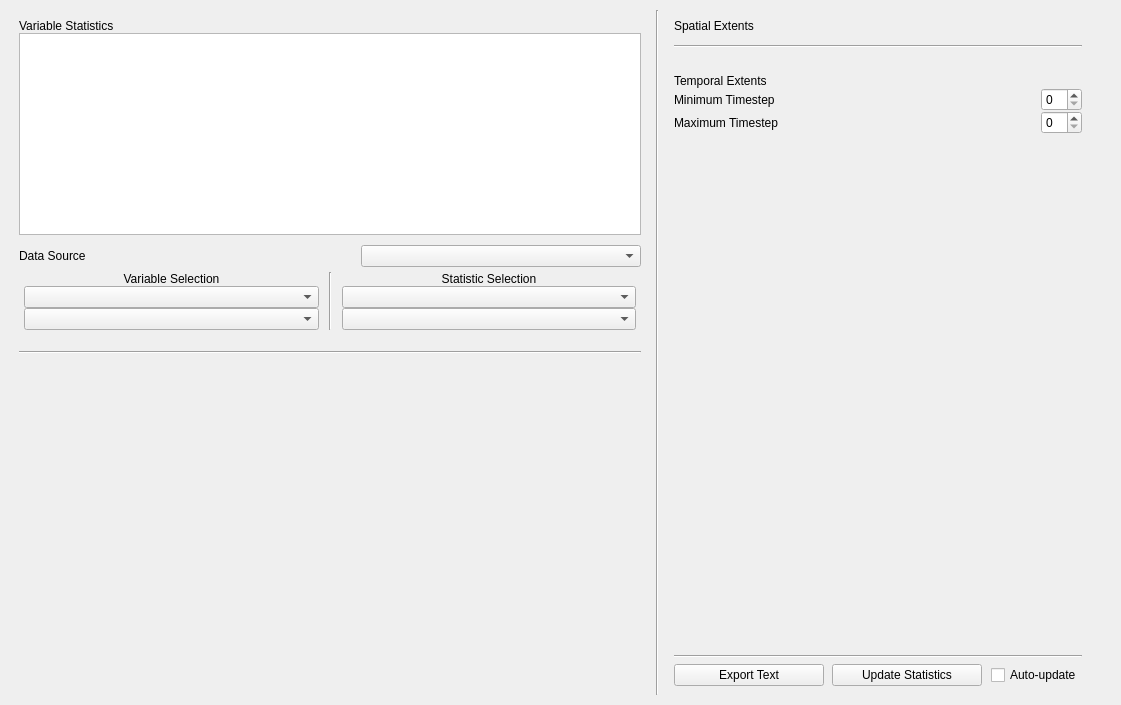
Before: the Qt Designer form apps/vaporgui/statsWindow.ui in StasJ/vapor-formatted, drawn with Qt 5.
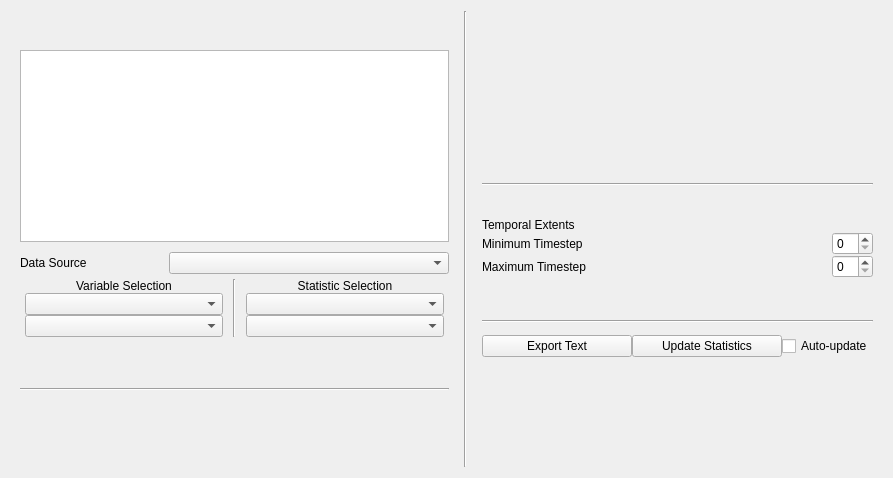
After: the same form once the commit is applied. Custom widgets are drawn as their Qt base class.

The edit to the form file:
```diff
--- a/apps/vaporgui/statsWindow.ui
+++ b/apps/vaporgui/statsWindow.ui
@@ -6,12 +6,12 @@
    <rect>
     <x>0</x>
     <y>0</y>
-    <width>1121</width>
-    <height>705</height>
+    <width>893</width>
+    <height>478</height>
    </rect>
   </property>
   <property name="sizePolicy">
-   <sizepolicy hsizetype="Preferred" vsizetype="Preferred">
+   <sizepolicy hsizetype="Preferred" vsizetype="Maximum">
     <horstretch>0</horstretch>
     <verstretch>0</verstretch>
    </sizepolicy>
@@ -19,18 +19,23 @@
   <property name="windowTitle">
    <string>Form</string>
   </property>
-  <widget class="QWidget" name="layoutWidget">
-   <property name="geometry">
-    <rect>
-     <x>10</x>
-     <y>10</y>
-     <width>1081</width>
-     <height>685</height>
-    </rect>
+  <layout class="QVBoxLayout" name="verticalLayout_3">
+   <property name="sizeConstraint">
+    <enum>QLayout::SetDefaultConstraint</enum>
    </property>
+   <item>
    <layout class="QHBoxLayout" name="horizontalLayout_12" stretch="3,0,2">
+     <property name="sizeConstraint">
+      <enum>QLayout::SetDefaultConstraint</enum>
+     </property>
     <item>
      <widget class="QWidget" name="widget_3" native="true">
+       <property name="sizePolicy">
+        <sizepolicy hsizetype="Preferred" vsizetype="Expanding">
+         <horstretch>0</horstretch>
+         <verstretch>0</verstretch>
+        </sizepolicy>
+       </property>
       <layout class="QVBoxLayout" name="verticalLayout">
        <item>
         <layout class="QVBoxLayout" name="VariablesLayout">
@@ -43,33 +48,10 @@
          <property name="bottomMargin">
           <number>10</number>
          </property>
-         <item>
-          <layout class="QHBoxLayout" name="horizontalLayout_2">
-           <property name="spacing">
-            <number>-1</number>
-           </property>
-           <item>
-            <widget class="QLabel" name="label">
-             <property name="sizePolicy">
-              <sizepolicy hsizetype="Minimum" vsizetype="Minimum">
-               <horstretch>0</horstretch>
-               <verstretch>0</verstretch>
-              </sizepolicy>
-             </property>
-             <property name="text">
-              <string>Variable Statistics</string>
-             </property>
-             <property name="margin">
-              <number>5</number>
-             </property>
-            </widget>
-           </item>
-          </layout>
-         </item>
          <item>
           <widget class="QTableWidget" name="VariablesTable">
            <property name="sizePolicy">
-            <sizepolicy hsizetype="Minimum" vsizetype="Minimum">
+             <sizepolicy hsizetype="Minimum" vsizetype="Maximum">
              <horstretch>1</horstretch>
              <verstretch>1</verstretch>
             </sizepolicy>
@@ -164,6 +146,12 @@
              </property>
              <item>
               <widget class="QLabel" name="label_4">
+                <property name="sizePolicy">
+                 <sizepolicy hsizetype="Preferred" vsizetype="Maximum">
+                  <horstretch>0</horstretch>
+                  <verstretch>0</verstretch>
+                 </sizepolicy>
+                </property>
                <property name="text">
                 <string>Variable Selection</string>
                </property>
@@ -202,6 +190,12 @@
              </property>
              <item>
               <widget class="QLabel" name="label_3">
+                <property name="sizePolicy">
+                 <sizepolicy hsizetype="Preferred" vsizetype="Maximum">
+                  <horstretch>0</horstretch>
+                  <verstretch>0</verstretch>
+                 </sizepolicy>
+                </property>
                <property name="text">
                 <string>Statistic Selection</string>
                </property>
@@ -246,7 +240,7 @@
        <item>
         <widget class="FidelityWidget" name="MyFidelityWidget" native="true">
          <property name="sizePolicy">
-          <sizepolicy hsizetype="Preferred" vsizetype="Preferred">
+           <sizepolicy hsizetype="Preferred" vsizetype="Maximum">
            <horstretch>0</horstretch>
            <verstretch>0</verstretch>
           </sizepolicy>
@@ -265,11 +259,17 @@
     <item>
      <widget class="Line" name="line">
       <property name="sizePolicy">
-       <sizepolicy hsizetype="Preferred" vsizetype="Preferred">
+        <sizepolicy hsizetype="Preferred" vsizetype="Minimum">
         <horstretch>0</horstretch>
         <verstretch>0</verstretch>
        </sizepolicy>
       </property>
+       <property name="minimumSize">
+        <size>
+         <width>3</width>
+         <height>3</height>
+        </size>
+       </property>
       <property name="orientation">
        <enum>Qt::Vertical</enum>
       </property>
@@ -277,31 +277,40 @@
     </item>
     <item>
      <widget class="QWidget" name="widget_2" native="true">
-      <layout class="QVBoxLayout" name="verticalLayout_2">
+       <property name="sizePolicy">
+        <sizepolicy hsizetype="Preferred" vsizetype="Maximum">
+         <horstretch>0</horstretch>
+         <verstretch>0</verstretch>
+        </sizepolicy>
+       </property>
+       <layout class="QVBoxLayout" name="verticalLayout_2" stretch="0,0,0,1,0,0">
+        <property name="spacing">
+         <number>12</number>
+        </property>
        <item>
-        <widget class="QLabel" name="RegionLabel">
-         <property name="maximumSize">
+         <widget class="GeometryWidget" name="MyGeometryWidget" native="true">
+          <property name="sizePolicy">
+           <sizepolicy hsizetype="Preferred" vsizetype="Maximum">
+            <horstretch>0</horstretch>
+            <verstretch>0</verstretch>
+           </sizepolicy>
+          </property>
+          <property name="minimumSize">
           <size>
-           <width>16777215</width>
+            <width>0</width>
            <height>50</height>
           </size>
          </property>
-         <property name="text">
-          <string>Spatial Extents</string>
-         </property>
-         <property name="alignment">
-          <set>Qt::AlignLeading|Qt::AlignLeft|Qt::AlignVCenter</set>
-         </property>
-         <property name="margin">
-          <number>5</number>
-         </property>
-        </widget>
-       </item>
-       <item>
-        <widget class="GeometryWidget" name="MyGeometryWidget" native="true"/>
-       </item>
+         </widget>
+        </item>
        <item>
         <widget class="Line" name="line_2">
+          <property name="minimumSize">
+           <size>
+            <width>3</width>
+            <height>3</height>
+           </size>
+          </property>
          <property name="orientation">
           <enum>Qt::Horizontal</enum>
          </property>
@@ -376,6 +385,9 @@
            <property name="spacing">
             <number>0</number>
            </property>
+            <property name="leftMargin">
+             <number>0</number>
+            </property>
            <item>
             <widget class="QLabel" name="MaxTimestepLabel">
              <property name="text">
@@ -411,6 +423,9 @@
          <property name="orientation">
           <enum>Qt::Vertical</enum>
          </property>
+          <property name="sizeType">
+           <enum>QSizePolicy::Preferred</enum>
+          </property>
          <property name="sizeHint" stdset="0">
           <size>
            <width>20</width>
@@ -421,6 +436,12 @@
        </item>
        <item>
         <widget class="Line" name="line_3">
+          <property name="minimumSize">
+           <size>
+            <width>3</width>
+            <height>3</height>
+           </size>
+          </property>
          <property name="orientation">
           <enum>Qt::Horizontal</enum>
          </property>
@@ -534,7 +555,8 @@
      </widget>
     </item>
    </layout>
-  </widget>
+   </item>
+  </layout>
  </widget>
  <customwidgets>
   <customwidget>
```
Lines whose indentation alone changed are shown as unchanged.
